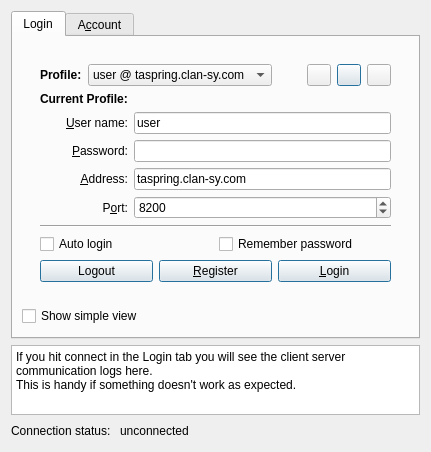
Qt form ui/ConnectionWidget.ui (tizbac/qtlobby) before a commit.
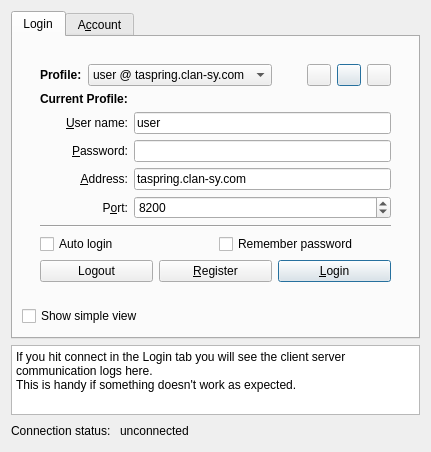
The same form after that commit. Icons and pictures are not drawn.

Diff of the .ui file:
```diff
--- a/ui/ConnectionWidget.ui
+++ b/ui/ConnectionWidget.ui
@@ -221,10 +221,10 @@
                    <string>Logout</string>
                   </property>
                   <property name="autoDefault">
-                   <bool>true</bool>
+                   <bool>false</bool>
                   </property>
                   <property name="default">
-                   <bool>true</bool>
+                   <bool>false</bool>
                   </property>
                  </widget>
                 </item>
@@ -240,7 +240,7 @@
                    <bool>true</bool>
                   </property>
                   <property name="default">
-                   <bool>true</bool>
+                   <bool>false</bool>
                   </property>
                  </widget>
                 </item>
```
Left out of the diff: 13 changed lines with no effect on the pictures.
